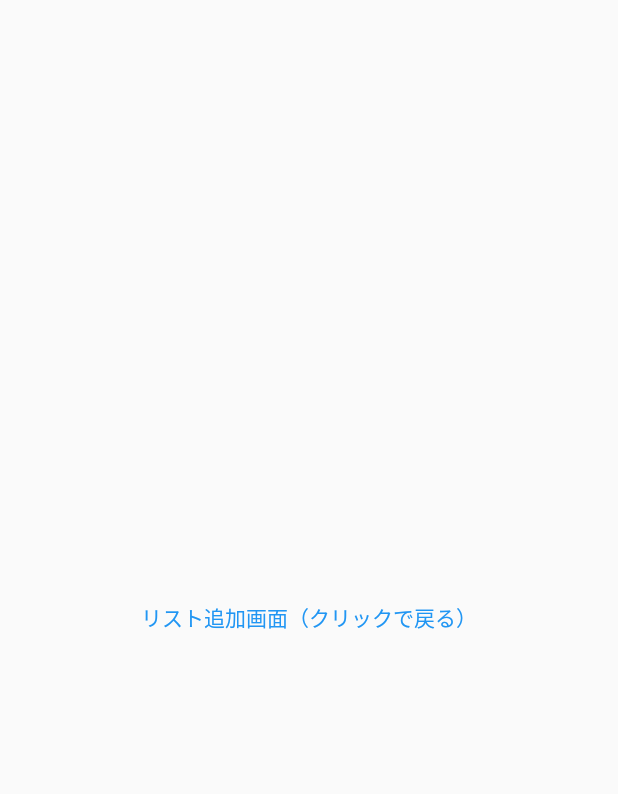
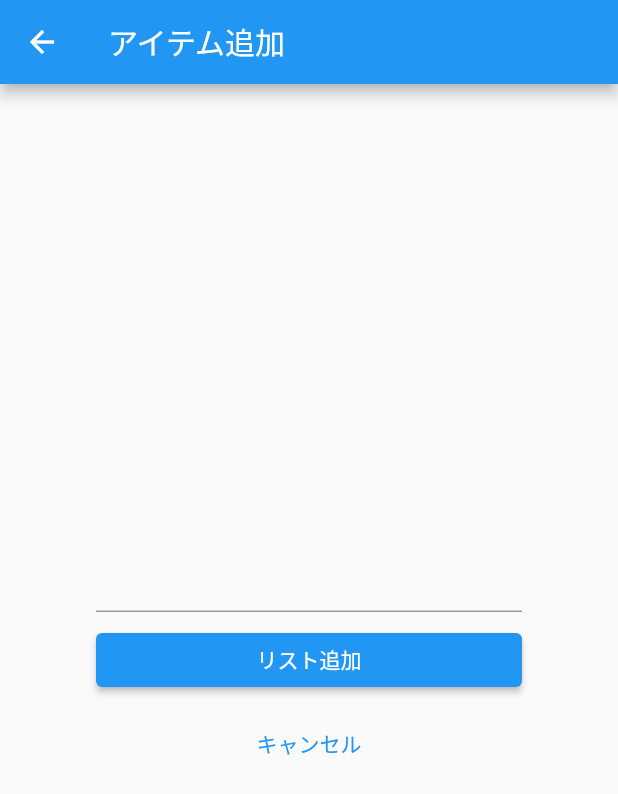
Before and after one commit to mizukick/gaus, a Flutter app: the TodoAddPage screen opened directly, on a phone screen of 412 x 824 dp. Shown: the top 794 px of the screen. Run offline on Flutter 3.47's test engine with Material 2 defaults, Android fonts, the phone set to English and light mode, and no system bars.

Commit message:
アイテム追加の画面だけ実装

```diff
--- a/lib/main.dart
+++ b/lib/main.dart
@@ -61,12 +61,34 @@ class TodoAddPage extends StatelessWidget {
   @override
   Widget build(BuildContext context) {
     return Scaffold(
-      body: Center(
-        child: TextButton(
-          onPressed: () {
-            Navigator.of(context).pop();
-          },
-          child: Text('リスト追加画面（クリックで戻る）'),
+      appBar: AppBar(
+        title: Text('アイテム追加'),
+      ),
+      body: Container(
+        padding: EdgeInsets.all(64),
+        child: Column(
+          mainAxisAlignment: MainAxisAlignment.center,
+          children: <Widget>[
+            TextField(),
+            const SizedBox(height: 8),
+            Container(
+              width: double.infinity,
+              child: ElevatedButton(
+                onPressed: () {},
+                child: Text('リスト追加', style: TextStyle(color: Colors.white)),
+              ),
+            ),
+            const SizedBox(height: 8),
+            Container(
+              width: double.infinity,
+              child: TextButton(
+                onPressed: () {
+                  Navigator.of(context).pop();
+                },
+                child: Text('キャンセル'),
+              ),
+            ),
+          ],
         ),
       ),
     );
```
